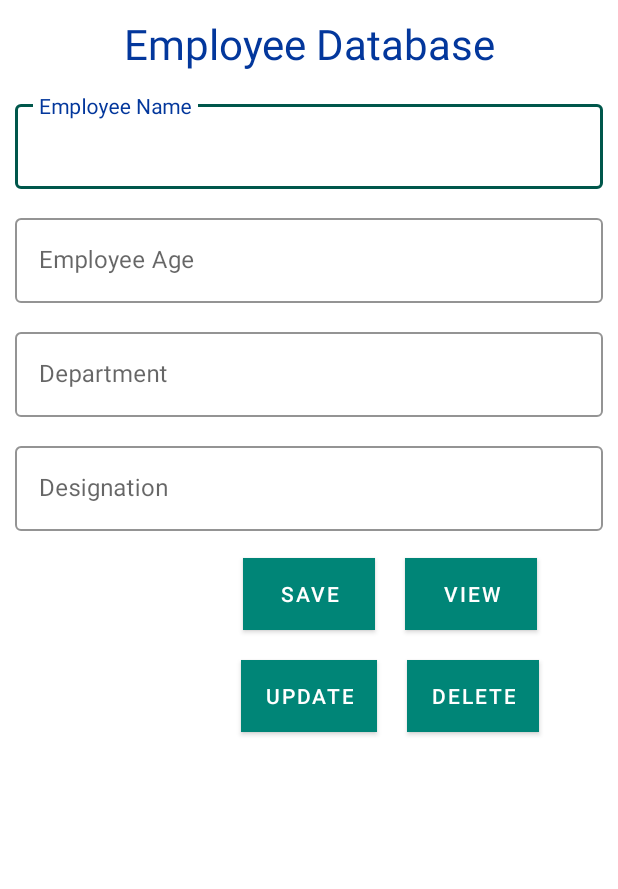
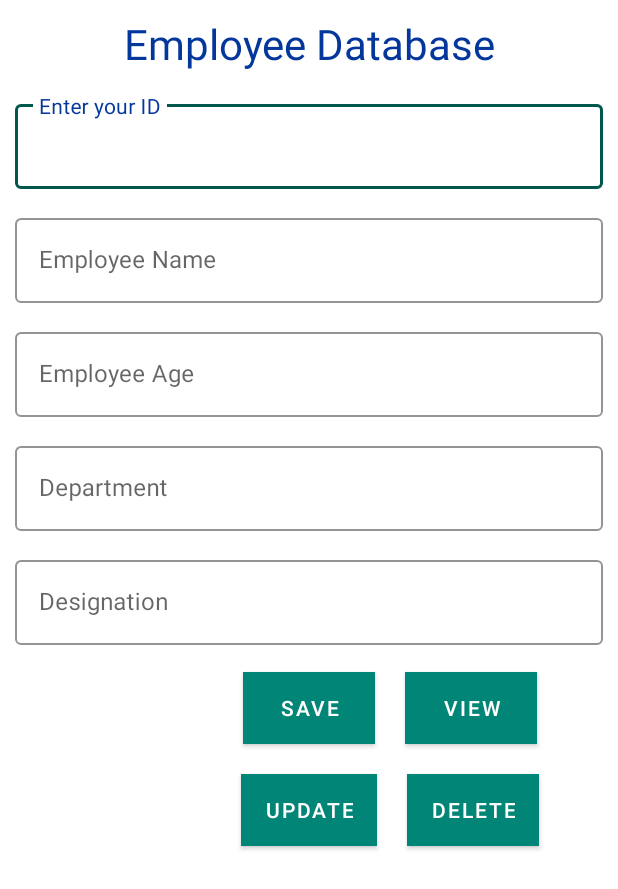
Before and after one commit to amidelu/Java-EmployeeSQL, an Android app: the screen it shows after launch (MainActivity), after a tap on "UPDATE", on a phone screen of 412 x 824 dp. Shown: the top 889 px of the screen. Run offline under Robolectric (Android 15) with nearby library versions, the phone set to English and light mode, and no system bars.

```diff
--- a/app/src/main/java/com/andro4everyone/employee/DatabaseHelper.java
+++ b/app/src/main/java/com/andro4everyone/employee/DatabaseHelper.java
@@ -77,5 +77,16 @@ public class DatabaseHelper extends SQLiteOpenHelper {
         return cursor;
     }
 
+    public boolean updateData(String id, String name, String age, String department, String designation) {
+        SQLiteDatabase sqLiteDatabase = this.getWritableDatabase();
+        ContentValues contentValues = new ContentValues();
 
+        contentValues.put(ID, id);
+        contentValues.put(NAME, name);
+        contentValues.put(AGE, age);
+        contentValues.put(DEPARTMENT, department);
+        contentValues.put(DESIGNATION, designation);
+        sqLiteDatabase.update(TABLE_NAME, contentValues, ID+" = ?", new String[]{id});
+        return true;
+    }
 }
--- a/app/src/main/java/com/andro4everyone/employee/MainActivity.java
+++ b/app/src/main/java/com/andro4everyone/employee/MainActivity.java
@@ -13,7 +13,7 @@ import android.widget.EditText;
 import android.widget.Toast;
 
 public class MainActivity extends AppCompatActivity implements View.OnClickListener {
-    EditText etName, etAge, etDepartment, etDesignation;
+    EditText etId, etName, etAge, etDepartment, etDesignation;
     Button btnSave, btnView, btnUpdate, btnDelete;
 
     //Reference creation to our custom db class
@@ -27,6 +27,7 @@ public class MainActivity extends AppCompatActivity implements View.OnClickListe
         databaseHelper = new DatabaseHelper(this);
         SQLiteDatabase sqLiteDatabase = databaseHelper.getWritableDatabase();
 
+        etId = findViewById(R.id.etId);
         etName = findViewById(R.id.etNameId);
         etAge = findViewById(R.id.etAgeId);
         etDepartment = findViewById(R.id.etDepartId);
@@ -45,6 +46,7 @@ public class MainActivity extends AppCompatActivity implements View.OnClickListe
 
     @Override
     public void onClick(View view) {
+        String id = etId.getText().toString();
         String name = etName.getText().toString();
         String age = etAge.getText().toString();
         String department = etDepartment.getText().toString();
@@ -62,6 +64,7 @@ public class MainActivity extends AppCompatActivity implements View.OnClickListe
             }
         }
 
+        //View data code goes here
         if (view.getId()==R.id.btnViewId) {
             Cursor cursor = databaseHelper.viewAllData();
 
@@ -78,9 +81,20 @@ public class MainActivity extends AppCompatActivity implements View.OnClickListe
                         .append("Designation: "+cursor.getString(4)+"\n\n");
             }
             viewData("ResultSet", stringBuilder.toString());
+
+        } else if (view.getId()==R.id.btnUpdateId) {
+            boolean checkUpdate = databaseHelper.updateData(id, name, age, department, designation);
+
+            if (checkUpdate) {
+                Toast.makeText(getApplicationContext(), "Row is updated successfully", Toast.LENGTH_LONG).show();
+
+            }else {
+                Toast.makeText(getApplicationContext(), "Row isn't updated successfully", Toast.LENGTH_LONG).show();
+            }
         }
     }
 
+    //This method set the alert dialogue builder
     public void viewData (String title, String data) {
         AlertDialog.Builder builder = new AlertDialog.Builder(this);
         builder.setTitle(title);
--- a/app/src/main/res/layout/activity_main.xml
+++ b/app/src/main/res/layout/activity_main.xml
@@ -16,6 +16,21 @@
         android:textAppearance="@style/TextAppearance.AppCompat.Headline"
         android:layout_margin="10dp"
         />
+
+    <com.google.android.material.textfield.TextInputLayout
+        style="@style/EditTextBorder"
+        android:layout_width="match_parent"
+        android:layout_height="wrap_content"
+        android:hint="@string/id">
+
+        <com.google.android.material.textfield.TextInputEditText
+            android:id="@+id/etId"
+            android:layout_width="match_parent"
+            android:layout_height="wrap_content"
+            android:inputType="text"
+            android:maxLines="1" />
+
+    </com.google.android.material.textfield.TextInputLayout>
 
     <com.google.android.material.textfield.TextInputLayout
         style="@style/EditTextBorder"
--- a/app/src/main/res/values/strings.xml
+++ b/app/src/main/res/values/strings.xml
@@ -10,4 +10,5 @@
     <string name="view">View</string>
     <string name="update">Update</string>
     <string name="delete">Delete</string>
+    <string name="id">Enter your ID</string>
 </resources>
```
